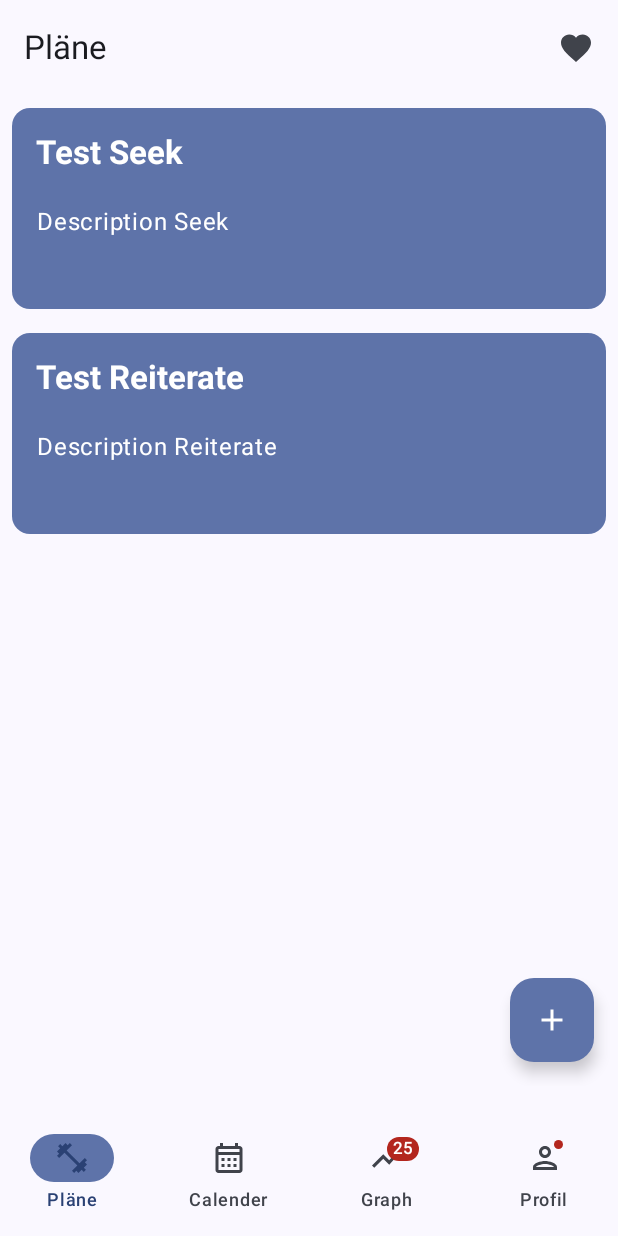
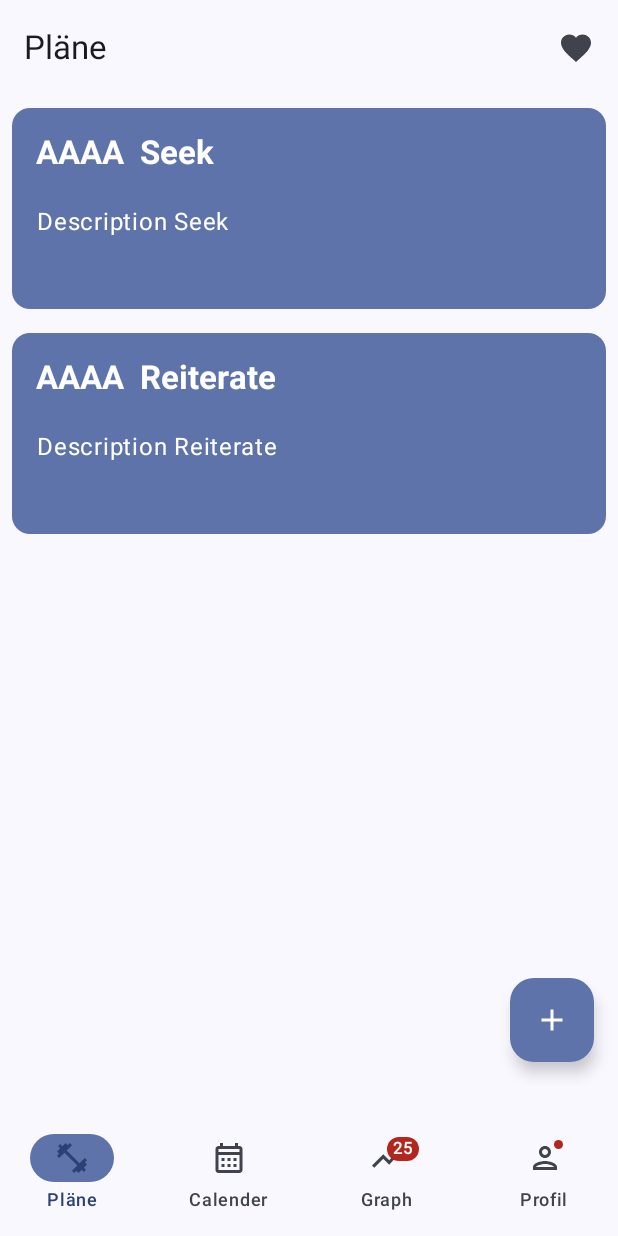
Before and after one commit to SergejAll/FitnessApp, an Android app built with Jetpack Compose: the screen it shows after launch (MainActivity), on a phone screen of 412 x 824 dp. Run offline under Robolectric (Android 15) with nearby library versions, the light colour scheme and no system bars.

Commit message:
still not working...

```diff
--- a/app/src/main/java/com/with/fitnessapp/Screen/Home.kt
+++ b/app/src/main/java/com/with/fitnessapp/Screen/Home.kt
@@ -87,7 +87,7 @@ fun Home(navController: NavController){
             if(workouts.isNotEmpty()){
                 items(workouts.count()){
                     val title = workouts[it].title
-                    FitClickableCard("Test $title", "Description $title", navController, workouts[it].compose)
+                    FitClickableCard("AAAA  $title", "Description $title", navController, workouts[it].compose)
                 }
             }
 
```
